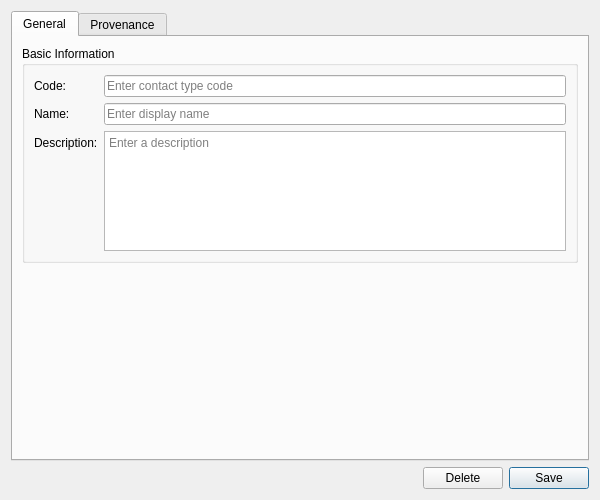
Before: the Qt Designer form projects/ores.qt/ui/ContactTypeDetailDialog.ui in OreStudio/OreStudio, drawn with Qt 5.
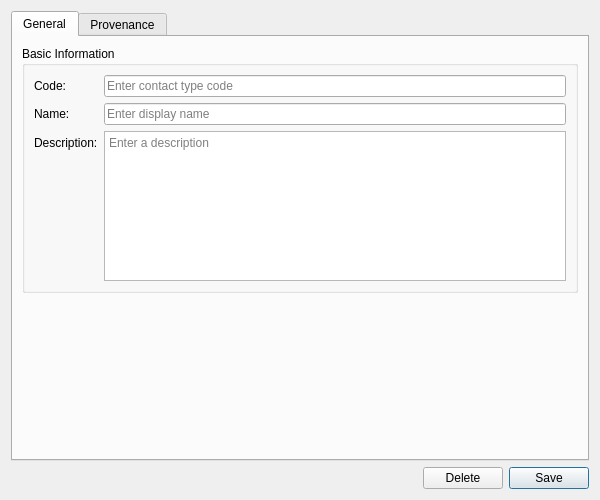
After: the same form once the commit is applied. Custom widgets are drawn as their Qt base class.

What changed in the file:
```diff
--- a/projects/ores.qt/ui/ContactTypeDetailDialog.ui
+++ b/projects/ores.qt/ui/ContactTypeDetailDialog.ui
@@ -74,7 +74,7 @@
            </widget>
           </item>
           <item row="2" column="1">
-           <widget class="QTextEdit" name="descriptionEdit">
+           <widget class="QPlainTextEdit" name="descriptionEdit">
             <property name="minimumSize">
              <size>
               <width>0</width>
@@ -84,7 +84,7 @@
             <property name="maximumSize">
              <size>
               <width>16777215</width>
-              <height>120</height>
+              <height>150</height>
              </size>
             </property>
             <property name="placeholderText">
```
